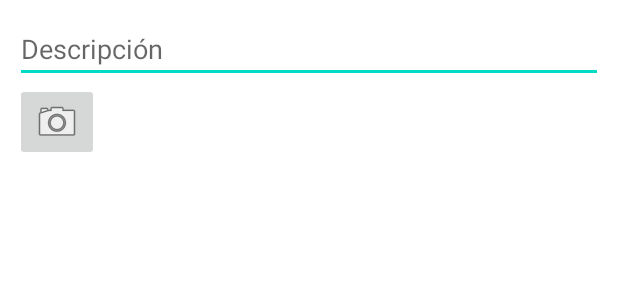
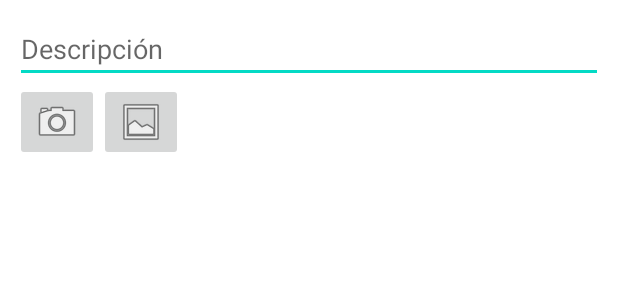
Before and after one commit to luise-phd/ProyectoAndroidGrupo06, an Android app: the layout activity_imagenes.xml on its own in the app's theme, with its tools: preview values and no code run, on a phone screen of 412 x 824 dp. Shown: the top 300 px of the screen. Run offline under Robolectric (Android 15) with nearby library versions, the phone set to English and light mode, and no system bars.

Commit message:
Carga de imagenes desde la galería

```diff
--- a/app/src/main/AndroidManifest.xml
+++ b/app/src/main/AndroidManifest.xml
@@ -28,7 +28,7 @@
             android:name=".NominaActivity"
             android:exported="false" />
         <activity
-            android:name=".CamaraActivity"
+            android:name=".RecyclerViewBasicActivity"
             android:exported="false" />
         <activity
             android:name=".APIRestActivity"
@@ -60,7 +60,7 @@
             android:exported="false"
             android:label="@string/activity_empleado" />
         <activity
-            android:name=".RecyclerViewBasicActivity"
+            android:name=".ImagenesActivity"
             android:exported="true">
             <intent-filter>
                 <action android:name="android.intent.action.MAIN" />
--- a/app/src/main/res/layout/activity_camara.xml
+++ b/app/src/main/res/layout/activity_imagenes.xml
@@ -6,7 +6,7 @@
     android:layout_height="match_parent"
     android:layout_margin="10dp"
     android:orientation="vertical"
-    tools:context=".CamaraActivity">
+    tools:context=".ImagenesActivity">
 
     <EditText
         android:id="@+id/input_descripcion"
@@ -16,6 +16,10 @@
         android:hint="Descripción"
         android:inputType="textCapSentences" />
 
+    <TableRow
+        android:layout_width="match_parent"
+        android:layout_height="wrap_content">
+
         <ImageButton
             android:id="@+id/btnCamara"
             android:layout_width="wrap_content"
@@ -23,6 +27,14 @@
             android:onClick="abrirCamara"
             android:src="@android:drawable/ic_menu_camera" />
 
+        <ImageButton
+            android:id="@+id/btnGaleria"
+            android:layout_width="wrap_content"
+            android:layout_height="wrap_content"
+            android:onClick="abrirGaleria"
+            android:src="@android:drawable/ic_menu_gallery" />
+    </TableRow>
+
     <ImageView
         android:id="@+id/imageView"
         android:layout_width="match_parent"
```
Also changed, not shown: app/src/main/java/com/ingluise/ProyectoAndroidGrupo06/ImagenesActivity.java (renamed from app/src/main/java/com/ingluise/ProyectoAndroidGrupo06/CamaraActivity.java, +26 -4 lines). Lines whose indentation alone changed are shown as unchanged.
